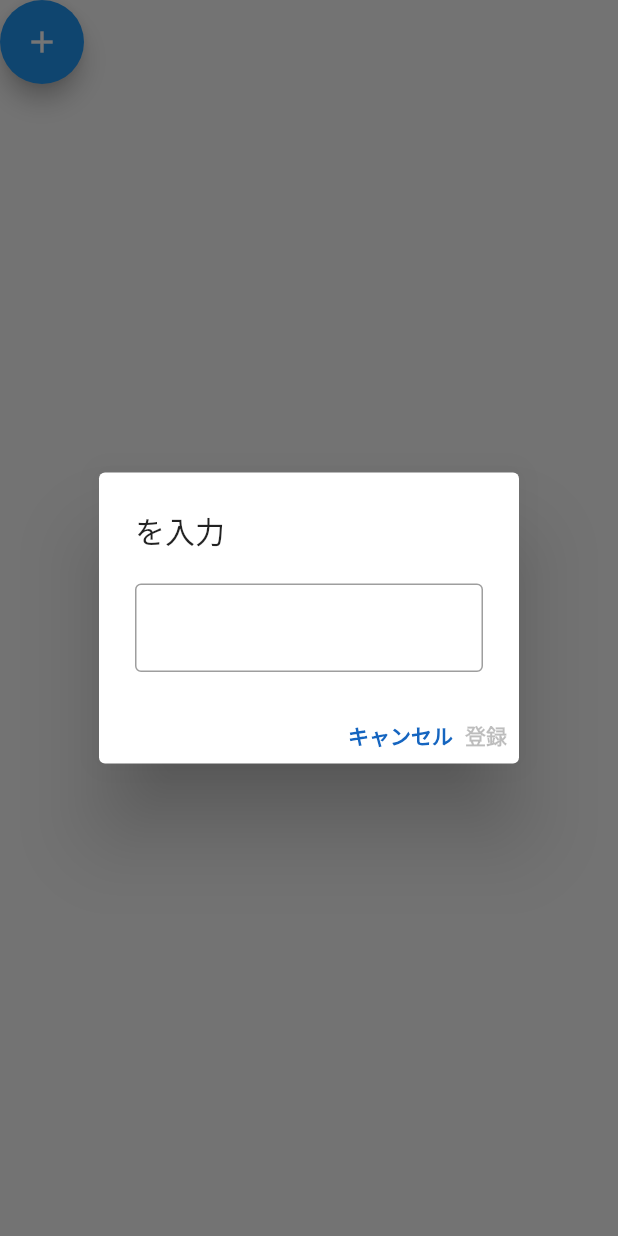
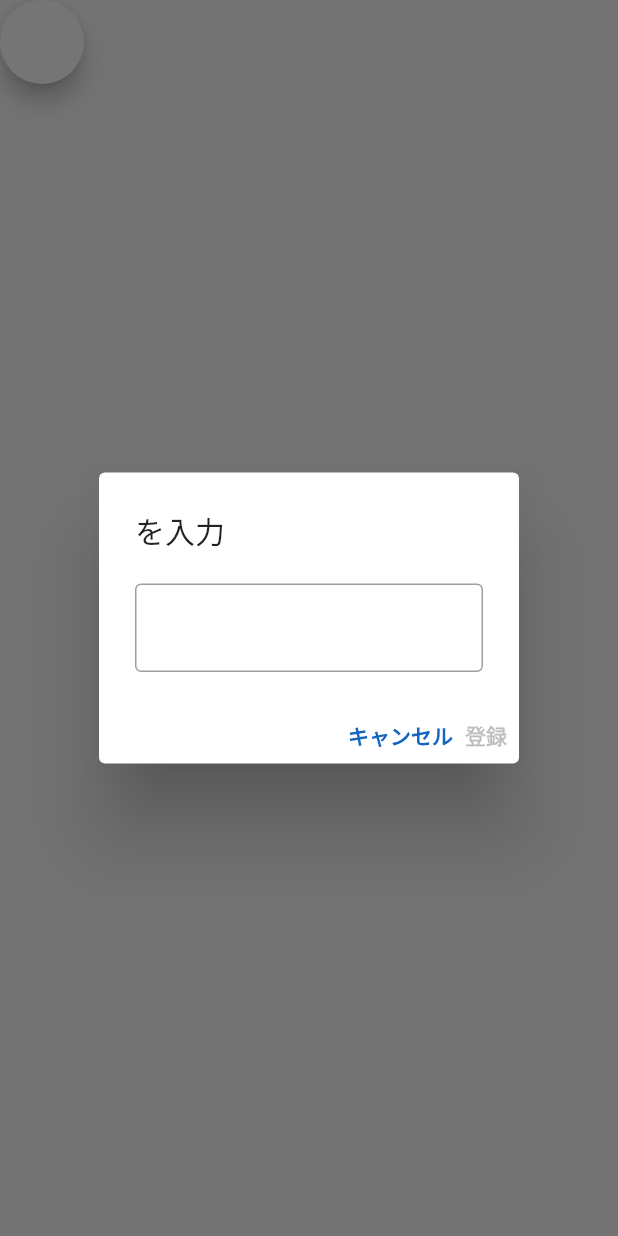
Before and after one commit to null64-null/items-manager, a Flutter app: the AddCategoryButton widget shown alone on an empty page, opened directly, after a tap on the "add" icon, on a phone screen of 412 x 824 dp. Run offline on Flutter 3.47's test engine with Material 2 defaults, Android fonts, the phone set to English and light mode, and no system bars; our stand-ins replace flutter_riverpod, sqflite; accounts and stored records are empty.

Commit message:
fix button color

```diff
--- a/lib/ui/atoms/add_button.dart
+++ b/lib/ui/atoms/add_button.dart
@@ -2,16 +2,19 @@ import 'package:flutter/material.dart';
 
 class AddButton extends StatelessWidget {
   final VoidCallback? onPressed;
+  final Color color;
 
   const AddButton({
     Key? key,
     this.onPressed,
+    this.color = Colors.white,
   }) : super(key: key);
 
   @override
   Widget build(BuildContext context) {
     return FloatingActionButton(
       onPressed: onPressed,
+      backgroundColor: color,
       child: const Icon(Icons.add),
     );
   }
--- a/lib/ui/organisms/button/categories_page/add_category_button.dart
+++ b/lib/ui/organisms/button/categories_page/add_category_button.dart
@@ -15,6 +15,7 @@ class AddCategoryButton extends StatelessWidget {
   @override
   Widget build(BuildContext context) {
     return AddButton(
+      color: getColor(categoryType),
       onPressed: () => {
         showDialog(
           context: context,
@@ -30,3 +31,13 @@ class AddCategoryButton extends StatelessWidget {
     );
   }
 }
+
+Color getColor(String categoryType) {
+  if (categoryType == "hikidashi") {
+    return Colors.blue;
+  } else if (categoryType == "shoppingPlace") {
+    return Colors.green;
+  } else {
+    return Colors.white;
+  }
+}
```
Also changed, not shown: lib/ui/organisms/button/items_page/add_item_button.dart (+11 -0 lines).
